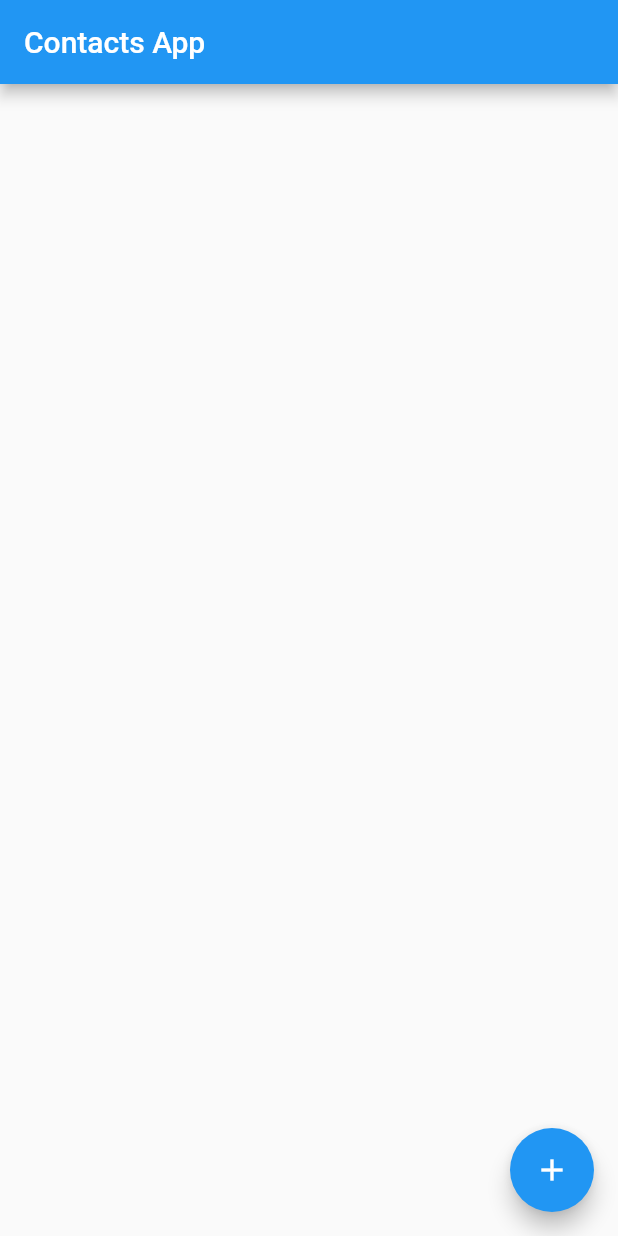
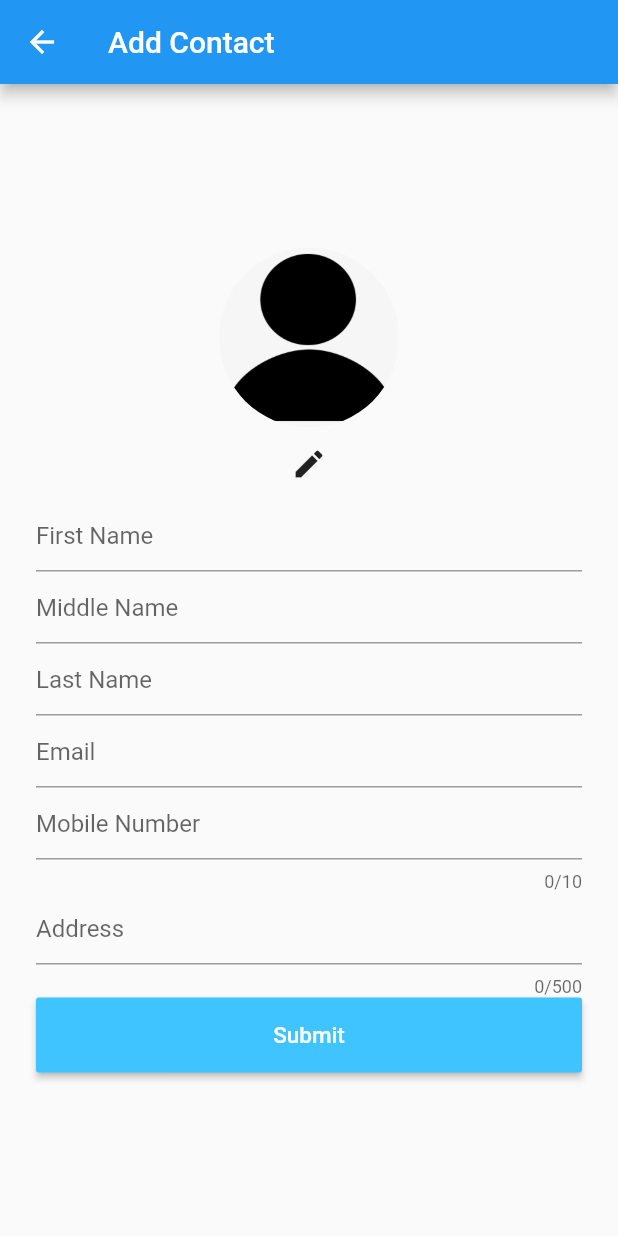
Before and after one commit to prashant2917/flutter-contactApps, a Flutter app: the screen it shows after launch, after a tap on the "add" icon, on a phone screen of 412 x 824 dp. Run offline on Flutter 3.47's test engine with Material 2 defaults, Android fonts, the phone set to English and light mode, and no system bars; our stand-ins replace email_validator; network calls fail.

Commit message:
add/edit contact ui and api integration

```diff
--- /dev/null
+++ b/lib/add_contact.dart
@@ -0,0 +1,249 @@
+import 'dart:convert';
+
+import 'package:contacts_app/model/response_model.dart';
+import 'package:contacts_app/network/api_constants.dart';
+import 'package:flutter/widgets.dart';
+import 'package:flutter/material.dart';
+import 'package:contacts_app/model/contact_model.dart';
+import 'package:email_validator/email_validator.dart';
+import 'package:http/http.dart' as http;
+
+import 'network/resource.dart';
+
+class AddContactPage extends StatefulWidget {
+  const AddContactPage({Key? key, required this.contact}) : super(key: key);
+  final Contact contact;
+
+  @override
+  State<StatefulWidget> createState() {
+    return AddContactState(contact);
+  }
+}
+
+class AddContactState extends State<AddContactPage> {
+  late Contact _contact;
+  String imageBase64 ='';
+
+  AddContactState(Contact contact) {
+    _contact = contact;
+  }
+
+  @override
+  Widget build(BuildContext context) {
+    TextEditingController firstNameController =
+        TextEditingController(text: _contact.firstName);
+    TextEditingController middleNameController =
+        TextEditingController(text: _contact.middleName);
+    TextEditingController lastNameController =
+        TextEditingController(text: _contact.lastName);
+    TextEditingController emailController =
+        TextEditingController(text: _contact.emailId);
+    TextEditingController mobileController =
+        TextEditingController(text: _contact.mobileNo);
+    TextEditingController addressController =
+        TextEditingController(text: _contact.address);
+    final _formKey = GlobalKey<FormState>();
+
+    return Scaffold(
+        appBar: AppBar(
+          title:
+              Text(_contact.firstName == "" ? "Add Contact" : "Edit Contact"),
+        ),
+        body: Center(
+          child: SingleChildScrollView(
+            padding: const EdgeInsets.all(24.0),
+            child: Column(
+              children: [
+                loadImage(_contact.profileImageUrl),
+                IconButton(
+                  icon: const Icon(Icons.edit),
+                  tooltip: 'Edit Image',
+                  onPressed: () {
+                    setState(() {});
+                  },
+                ),
+                Form(
+                    key: _formKey,
+                    child: Column(
+                      children: [
+                        TextFormField(
+                            controller: firstNameController,
+                            keyboardType: TextInputType.name,
+                            autovalidateMode:
+                                AutovalidateMode.onUserInteraction,
+                            decoration: const InputDecoration(
+                              hintText: 'First Name',
+                            ),
+                            validator: (value) {
+                              if (value == null || value.isEmpty) {
+                                return 'Please enter First Name';
+                              }
+                              return null;
+                            }),
+                        TextFormField(
+                            controller: middleNameController,
+                            keyboardType: TextInputType.name,
+                            autovalidateMode:
+                                AutovalidateMode.onUserInteraction,
+                            decoration: const InputDecoration(
+                              hintText: 'Middle Name',
+                            ),
+                            validator: (value) {
+                              if (value == null || value.isEmpty) {
+                                return 'Please enter Middle Name';
+                              }
+                              return null;
+                            }),
+                        TextFormField(
+                            controller: lastNameController,
+                            keyboardType: TextInputType.name,
+                            autovalidateMode:
+                                AutovalidateMode.onUserInteraction,
+                            decoration: const InputDecoration(
+                              hintText: 'Last Name',
+                            ),
+                            validator: (value) {
+                              if (value == null || value.isEmpty) {
+                                return 'Please enter Last Name';
+                              }
+                              return null;
+                            }),
+                        TextFormField(
+                            controller: emailController,
+                            keyboardType: TextInputType.emailAddress,
+                            autovalidateMode:
+                                AutovalidateMode.onUserInteraction,
+                            decoration: const InputDecoration(
+                              hintText: 'Email',
+                            ),
+                            validator: (value) {
+                              if (value == null ||
+                                  !EmailValidator.validate(value)) {
+                                return 'Please enter Valid Email';
+                              }
+                              return null;
+                            }),
+                        TextFormField(
+                            controller: mobileController,
+                            maxLength: 10,
+                            keyboardType: TextInputType.phone,
+                            autovalidateMode:
+                                AutovalidateMode.onUserInteraction,
+                            decoration: const InputDecoration(
+                              hintText: 'Mobile Number',
+                            ),
+                            validator: (value) {
+                              if (value == null || value.length < 10) {
+                                return 'Please enter Valid Mobile Number';
+                              }
+                              return null;
+                            }),
+                        TextFormField(
+                            controller: addressController,
+                            maxLength: 500,
+                            keyboardType: TextInputType.streetAddress,
+                            autovalidateMode:
+                                AutovalidateMode.onUserInteraction,
+                            decoration: const InputDecoration(
+                              hintText: 'Address',
+                            ),
+                            validator: (value) {
+                              if (value == null || value.isEmpty) {
+                                return 'Please enter  Address';
+                              }
+                              return null;
+                            }),
+                      ],
+                    )),
+                SizedBox(
+                  width: double.infinity,
+                  height: 50.0,
+                  child: MaterialButton(
+                    onPressed: () {
+                      if (_formKey.currentState!.validate()) {
+                       /* ScaffoldMessenger.of(context).showSnackBar(
+                          const SnackBar(content: Text('Processing Data')),
+                        );*/
+                      var params =   <String, dynamic>{
+                          'first_name': firstNameController.text,
+                          'middle_name': middleNameController.text,
+                          'last_name': lastNameController.text,
+                          'email_id': emailController.text,
+                          'mobile_no': mobileController.text,
+                          'address': addressController.text
+                          //profile_image
+                        };
+                        if(_contact.id == 0) {
+                          Webservice().post(ResponseModel.registerUser(), params).then((responseModel) => {
+                          showSnackBar(responseModel.message.toString())
+                          });
+                        }
+
+                        else {
+                          print("contact id "+_contact.id.toString());
+                          params =   <String, dynamic>{
+                            'id' : _contact.id.toString(),
+                            'first_name': firstNameController.text,
+                            'middle_name': middleNameController.text,
+                            'last_name': lastNameController.text,
+                            'email_id': emailController.text,
+                            'mobile_no': mobileController.text,
+                            'address': addressController.text
+                            //profile_image
+                          };
+                          Webservice().post(ResponseModel.updateUser(), params).then((responseModel) => {
+                            showSnackBar(responseModel.message.toString())
+                          });
+                        }
+
+
+                      }
+                    },
+                    child: const Text(
+                      'Submit',
+                      style: TextStyle(fontSize: 15),
+                    ),
+                    textColor: Colors.white,
+                    color: Colors.lightBlueAccent,
+                  ),
+                ),
+              ],
+            ),
+          ),
+        ));
+  }
+
+  Widget loadImage(String profileImageUrl) {
+    if (profileImageUrl == '') {
+      return Container(
+          width: 120.0,
+          height: 120.0,
+          decoration: const BoxDecoration(
+              shape: BoxShape.circle,
+              image: DecorationImage(
+                  fit: BoxFit.fill,
+                  image: AssetImage(placeholderImageAssetUrl))));
+    } else {
+      networkImageToBase64(profilePicUrl + profileImageUrl);
+      return Container(
+          width: 120.0,
+          height: 120.0,
+          decoration: BoxDecoration(
+              shape: BoxShape.circle,
+              image: DecorationImage(
+                  fit: BoxFit.fill,
+                  image: NetworkImage(profilePicUrl + profileImageUrl))));
+    }
+  }
+
+  networkImageToBase64(String imageUrl) async {
+    http.Response response = await http.get(Uri.parse(imageUrl));
+    imageBase64 = base64Encode(response.bodyBytes);
+  }
+
+  showSnackBar(String message) {
+    ScaffoldMessenger.of(context).showSnackBar(
+      SnackBar(content: Text(message)),
+    );
+  }
+}
--- a/lib/main.dart
+++ b/lib/main.dart
@@ -1,3 +1,4 @@
+import 'package:contacts_app/add_contact.dart';
 import 'package:contacts_app/model/contact_model.dart';
 import 'package:contacts_app/network/resource.dart';
 import 'package:flutter/material.dart';
@@ -8,6 +9,7 @@ void main() {
 }
 
 class ContactsApp extends StatelessWidget {
+
   const ContactsApp({Key? key}) : super(key: key);
 
   // This widget is the root of your application.
@@ -18,7 +20,15 @@ class ContactsApp extends StatelessWidget {
         theme: ThemeData(
           primarySwatch: Colors.blue,
         ),
-        home: const ContactsListPage());
+        initialRoute: '/',
+        routes: {
+
+          '/': (context) => const ContactsListPage(),
+
+          '/addContact': (context) => AddContactPage(contact: Contact.empty()),
+        },
+        //home: const ContactsListPage());
+    );
   }
 }
 
@@ -49,12 +59,15 @@ class _ContactsListPageState extends State<ContactsListPage> {
   Widget build(BuildContext context) {
     return Scaffold(
       appBar: AppBar(
-        title: const Text('Contacts App'),
+        title: const Text('Contacts List'),
       ),
       body: ListView.builder(
           itemCount: _contactList.length, itemBuilder: _listViewItemBuilder),
       floatingActionButton: FloatingActionButton(
-        onPressed: () {},
+        onPressed: () {
+
+          Navigator.pushNamed(context, '/addContact');
+        },
         tooltip: 'Increment',
         child: const Icon(Icons.add),
       ),
@@ -75,7 +88,11 @@ class _ContactsListPageState extends State<ContactsListPage> {
             child: Column(mainAxisSize: MainAxisSize.min, children: <Widget>[
               ListTile(
                 onTap: () {
-                  print("on tap");
+
+                  Navigator.push(
+                    context,
+                    MaterialPageRoute(builder: (context) => AddContactPage(contact: _contactList[index])),
+                  );
                 },
                 leading: loadImage(contact.profileImageUrl),
                 title: Text(
--- a/lib/model/contact_model.dart
+++ b/lib/model/contact_model.dart
@@ -1,8 +1,6 @@
 import 'package:contacts_app/network/resource.dart';
 import 'package:contacts_app/network/api_constants.dart';
 import 'dart:convert';
-
-import 'package:flutter/cupertino.dart';
 
 class ContactModel {
   String? _status = null;
@@ -45,6 +43,17 @@ class Contact {
 
   String profileImageUrl = "";
 
+  Contact.empty() {
+    id = 0;
+    firstName = "";
+    middleName = "";
+    lastName = "";
+    address = "";
+    mobileNo = "";
+    emailId = "";
+    profileImageUrl = "";
+  }
+
   Contact(
       {required this.id,
       required this.firstName,
@@ -66,4 +75,9 @@ class Contact {
         emailId: json['email_id'],
         profileImageUrl: json['profile_image'] ?? placeholderImageAssetUrl);
   }
+  @override
+  String toString() {
+    // TODO: implement toString
+    return '${firstName + middleName + lastName + emailId + mobileNo + address} ';
+  }
 }
--- a/lib/network/api_constants.dart
+++ b/lib/network/api_constants.dart
@@ -1,4 +1,6 @@
-const String BaseUrl = 'https://pocketappz.com/api/';
-const String getContactsUrl = BaseUrl+'get_contacts';
+const String baseUrl = 'https://pocketappz.com/api/';
+const String getContactsUrl = baseUrl+'get_contacts';
 const String placeholderImageAssetUrl = 'assets/dummy_profile_pic.png';
 const String profilePicUrl = 'https://pocketappz.com/upload/avatar/';
+const String registerUserUrl =baseUrl+'register_user';
+const String updateUserUrl = baseUrl+'update_user';
--- a/pubspec.yaml
+++ b/pubspec.yaml
@@ -39,6 +39,8 @@ dev_dependencies:
   flutter_test:
     sdk: flutter
   http: ^0.13.3
+  email_validator: ^2.0.1
+
 
   # The "flutter_lints" package below contains a set of recommended lints to
   # encourage good coding practices. The lint set provided by the package is
```
Also changed, not shown: lib/model/response_model.dart (added, +41 -0 lines), lib/network/resource.dart (+19 -2 lines), assets/dummy_profile_pic.png, pubspec.lock, 1 other file.
